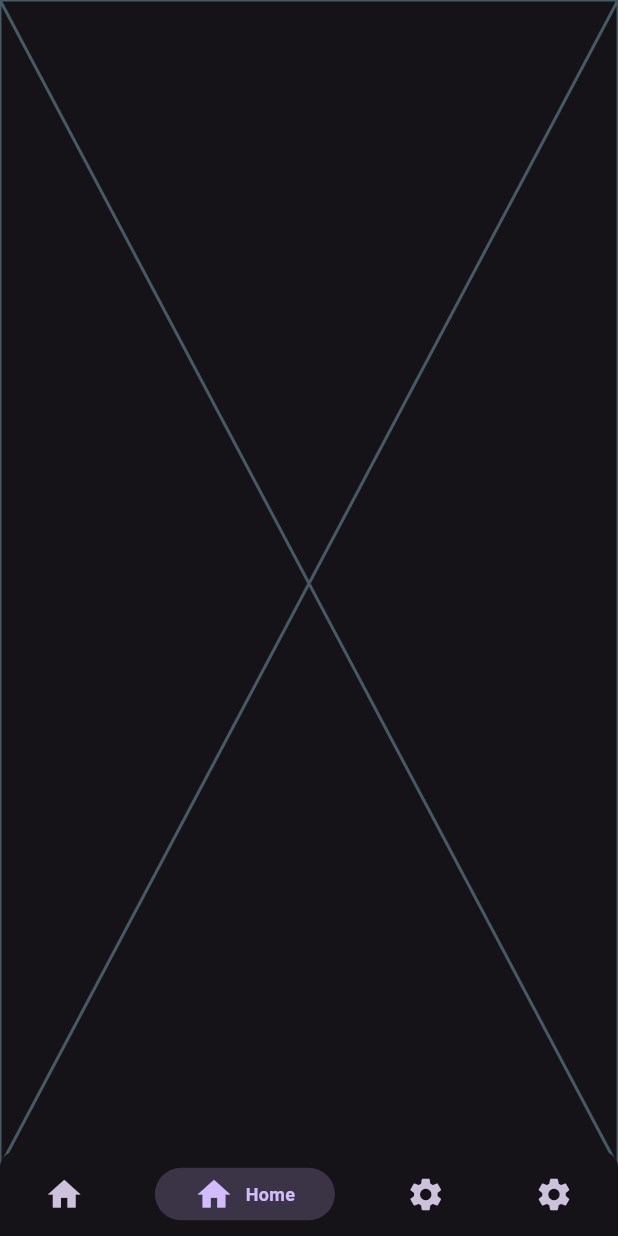
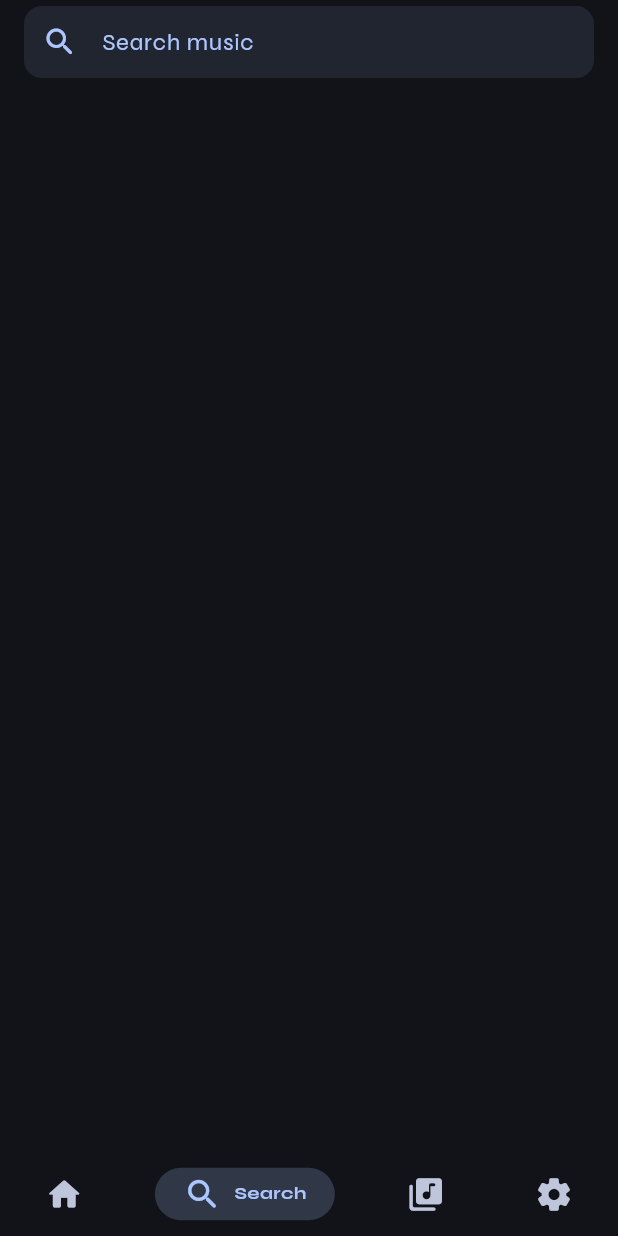
Before and after one commit to ne-al/rhythm_savaan, a Flutter app: the screen it shows after launch, item 2 of the bottom bar chosen, on a phone screen of 412 x 824 dp. Run offline on Flutter 3.47's test engine with Material 3 defaults, Android fonts, the phone set to English and light mode, and no system bars; drawn by our look-alikes of persistent_bottom_nav_bar_v2; our stand-ins replace audio_service, dio, flutter_riverpod, freezed_annotation, isar, just_audio and 1 more; accounts and stored records are empty; generated files the repository leaves out were written again.

Commit message:
Added - Syne font

```diff
--- a/lib/app/components/bottom_navbar/bottom_navbar.dart
+++ b/lib/app/components/bottom_navbar/bottom_navbar.dart
@@ -30,25 +30,25 @@ class _BottomNavBarState extends State<BottomNavBar> {
     Color inactiveColor = Theme.of(context).colorScheme.secondary;
     return [
       PersistentBottomNavBarItem(
-        icon: const Icon(Icons.home),
+        icon: const Icon(Icons.home_rounded),
         title: "Home",
         activeColorPrimary: activeColor,
         inactiveColorPrimary: inactiveColor,
       ),
       PersistentBottomNavBarItem(
-        icon: const Icon(Icons.home),
-        title: "Home",
+        icon: const Icon(Icons.search_rounded),
+        title: "Search",
         activeColorPrimary: activeColor,
         inactiveColorPrimary: inactiveColor,
       ),
       PersistentBottomNavBarItem(
-        icon: const Icon(Icons.settings),
-        title: "Settings",
+        icon: const Icon(Icons.library_music_rounded),
+        title: "Playlist",
         activeColorPrimary: activeColor,
         inactiveColorPrimary: inactiveColor,
       ),
       PersistentBottomNavBarItem(
-        icon: const Icon(Icons.settings),
+        icon: const Icon(Icons.settings_rounded),
         title: "Settings",
         activeColorPrimary: activeColor,
         inactiveColorPrimary: inactiveColor,
--- a/lib/app/screens/pages/search.dart
+++ b/lib/app/screens/pages/search.dart
@@ -8,8 +8,42 @@ class SearchPage extends StatefulWidget {
 }
 
 class _SearchPageState extends State<SearchPage> {
+  final TextEditingController searchController = TextEditingController();
+  final FocusNode searchFocusNode = FocusNode();
+
+  void search() async {
+    searchFocusNode.unfocus();
+    if (searchController.text.trim().isEmpty) return;
+
+    //! perform query
+  }
+
   @override
   Widget build(BuildContext context) {
-    return const Placeholder();
+    return Scaffold(
+      appBar: AppBar(
+        title: TextField(
+          controller: searchController,
+          focusNode: searchFocusNode,
+          decoration: InputDecoration(
+            prefixIcon: Icon(
+              Icons.search_rounded,
+              color: Theme.of(context).colorScheme.primary,
+            ),
+            hintText: 'Search music',
+            hintStyle: TextStyle(
+              color: Theme.of(context).colorScheme.primary,
+            ),
+            filled: true,
+            contentPadding: const EdgeInsets.all(0),
+            fillColor: Theme.of(context).colorScheme.primary.withOpacity(0.1),
+            border: OutlineInputBorder(
+              borderRadius: BorderRadius.circular(12),
+              borderSide: BorderSide.none,
+            ),
+          ),
+        ),
+      ),
+    );
   }
 }
--- a/lib/main.dart
+++ b/lib/main.dart
@@ -34,8 +34,9 @@
       title: 'Rhythm Saavan',
       debugShowCheckedModeBanner: false,
       theme: ThemeData(
+        fontFamily: 'Syne',
         colorScheme: ColorScheme.fromSeed(
-          seedColor: Colors.deepPurple,
+          seedColor: Colors.blueAccent,
           brightness: Brightness.dark,
         ).copyWith(background: Colors.black),
         useMaterial3: true,
```
Also changed, not shown: pubspec.yaml (+10 -7 lines), assets/fonts/Syne-Bold.ttf (added), assets/fonts/Syne-ExtraBold.ttf (added), assets/fonts/Syne-Medium.ttf (added), assets/fonts/Syne-Regular.ttf (added), assets/fonts/Syne-SemiBold.ttf (added).
